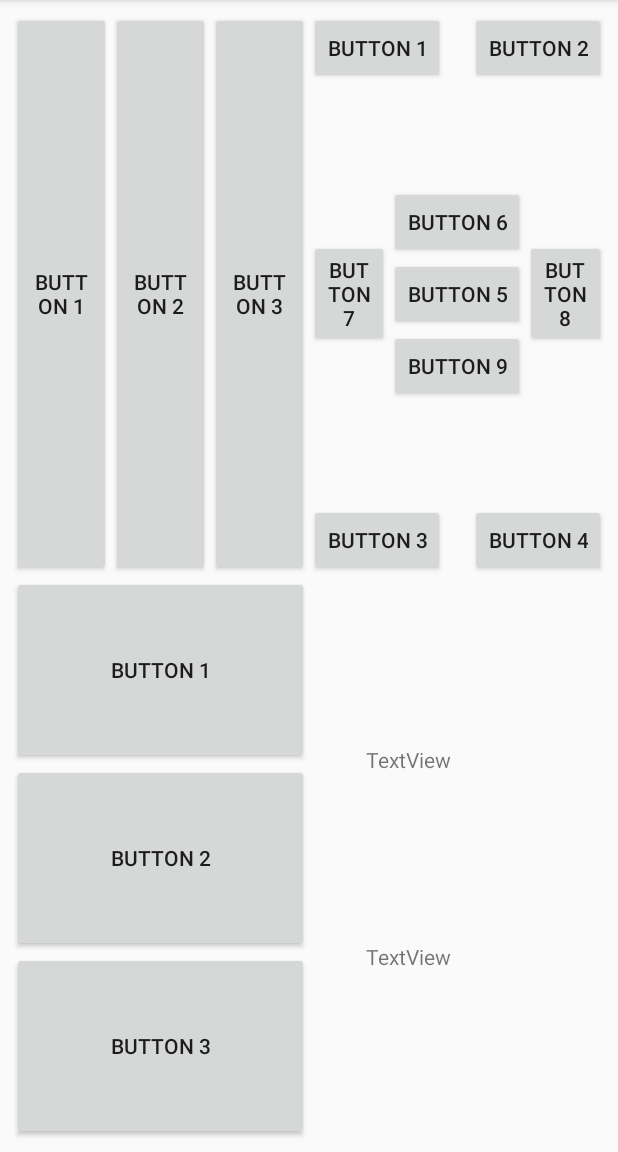
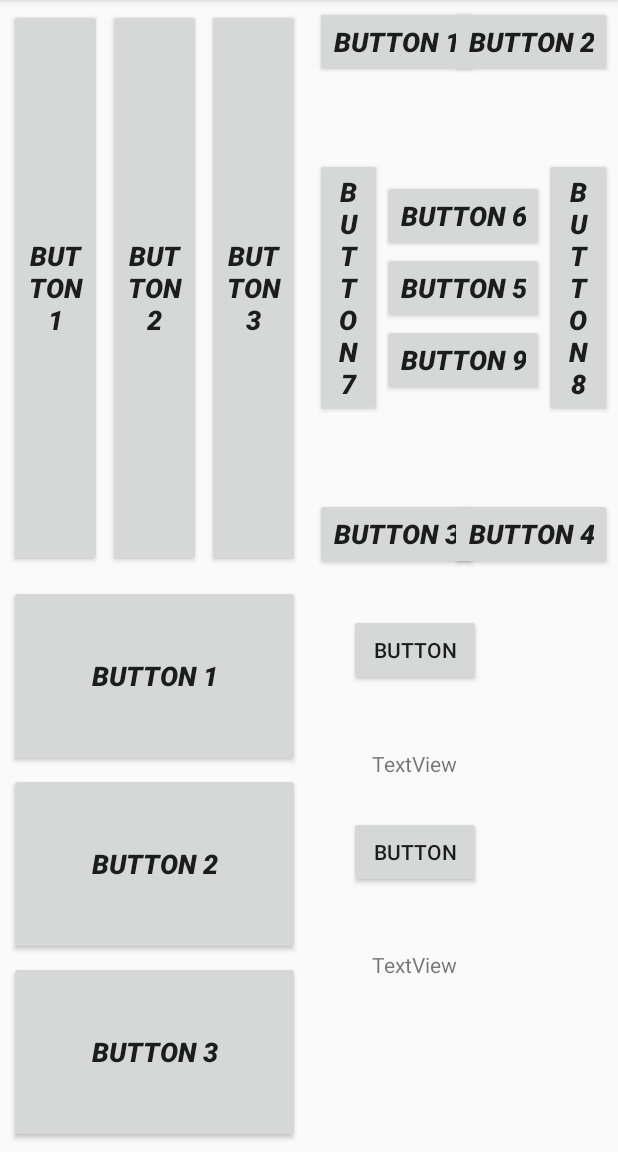
Before and after one commit to fr0zen87/SberLessons, an Android app: the screen it shows after launch (MainActivity), on a phone screen of 412 x 824 dp, the part 84-1236 px from its top. Run offline under Robolectric (Android 15) with nearby library versions, the phone set to English and light mode, and no system bars.

Commit message:
added lesson6

```diff
--- a/lesson6/src/main/java/com/example/lesson6/fragments/Fragment1.java
+++ b/lesson6/src/main/java/com/example/lesson6/fragments/Fragment1.java
@@ -49,18 +49,14 @@ public class Fragment1 extends Fragment {
         super.onResume();
         getActivity().registerReceiver(receiver1, intentFilter);
 
-        startService1();
+        Intent intent = Service1.newIntent(getContext());
+        getActivity().startService(intent);
     }
 
     @Override
     public void onPause() {
         super.onPause();
         getActivity().unregisterReceiver(receiver1);
-    }
-
-    private void startService1() {
-        Intent intent = Service1.newIntent(getContext());
-        getActivity().startService(intent);
     }
 
     private class BroadcastReceiver1 extends BroadcastReceiver {
@@ -70,15 +66,15 @@ public class Fragment1 extends Fragment {
             int colorButton = intent.getIntExtra(COLOR_BUTTON, 1);
             switch (colorButton) {
                 case 1: {
-                    button1.setBackgroundColor(color);
+                    button1.setTextColor(color);
                     break;
                 }
                 case 2: {
-                    button2.setBackgroundColor(color);
+                    button2.setTextColor(color);
                     break;
                 }
                 case 3: {
-                    button3.setBackgroundColor(color);
+                    button3.setTextColor(color);
                     break;
                 }
             }
--- a/lesson6/src/main/java/com/example/lesson6/fragments/Fragment2.java
+++ b/lesson6/src/main/java/com/example/lesson6/fragments/Fragment2.java
@@ -1,5 +1,9 @@
 package com.example.lesson6.fragments;
 
+import android.content.BroadcastReceiver;
+import android.content.Context;
+import android.content.Intent;
+import android.content.IntentFilter;
 import android.os.Bundle;
 import android.support.annotation.NonNull;
 import android.support.annotation.Nullable;
@@ -7,14 +11,114 @@ import android.support.v4.app.Fragment;
 import android.view.LayoutInflater;
 import android.view.View;
 import android.view.ViewGroup;
+import android.widget.Button;
 
 import com.example.lesson6.R;
+import com.example.lesson6.services.Service2;
 
 public class Fragment2 extends Fragment {
+
+    public static final String BROADCAST_ACTION_2 = "com.example.lesson6.fragments.BROADCAST_ACTION_2";
+    public static final String BUTTON = "button";
+    public static final String TEXT_RETURN = "text return";
+    public static final String COLOR_RETURN = "color return";
+
+    private Button button1;
+    private Button button2;
+    private Button button3;
+    private Button button4;
+    private Button button5;
+    private Button button6;
+    private Button button7;
+    private Button button8;
+    private Button button9;
+
+    private BroadcastReceiver2 receiver2;
+    private IntentFilter intentFilter;
 
     @Nullable
     @Override
     public View onCreateView(@NonNull LayoutInflater inflater, @Nullable ViewGroup container, @Nullable Bundle savedInstanceState) {
-        return inflater.inflate(R.layout.fragment2, container, false);
+        View view = inflater.inflate(R.layout.fragment2, container, false);
+
+        button1 = view.findViewById(R.id.fr2_button1);
+        button2 = view.findViewById(R.id.fr2_button2);
+        button3 = view.findViewById(R.id.fr2_button3);
+        button4 = view.findViewById(R.id.fr2_button4);
+        button5 = view.findViewById(R.id.fr2_button5);
+        button6 = view.findViewById(R.id.fr2_button6);
+        button7 = view.findViewById(R.id.fr2_button7);
+        button8 = view.findViewById(R.id.fr2_button8);
+        button9 = view.findViewById(R.id.fr2_button9);
+
+        receiver2 = new BroadcastReceiver2();
+        intentFilter = new IntentFilter(BROADCAST_ACTION_2);
+
+        return view;
+    }
+
+    @Override
+    public void onResume() {
+        super.onResume();
+        getActivity().registerReceiver(receiver2, intentFilter);
+
+        Intent intent = Service2.newIntent(getContext());
+        getActivity().startService(intent);
+    }
+
+    @Override
+    public void onPause() {
+        super.onPause();
+        getActivity().unregisterReceiver(receiver2);
+    }
+
+    private class BroadcastReceiver2 extends BroadcastReceiver {
+        @Override
+        public void onReceive(Context context, Intent intent) {
+            int button = intent.getIntExtra(BUTTON, 1);
+            int color = intent.getIntExtra(COLOR_RETURN, 1);
+            String text = intent.getStringExtra(TEXT_RETURN);
+            switch (button) {
+                case 1: {
+                }
+                case 3: {
+                }
+                case 7: {
+                    button1.setTextColor(color);
+                    button1.setText(text);
+                    button3.setTextColor(color);
+                    button3.setText(text);
+                    button7.setTextColor(color);
+                    button7.setText(text);
+                    break;
+                }
+                case 2: {
+                }
+                case 4: {
+                }
+                case 8: {
+                    button2.setTextColor(color);
+                    button2.setText(text);
+                    button4.setTextColor(color);
+                    button4.setText(text);
+                    button8.setTextColor(color);
+                    button8.setText(text);
+                    break;
+                }
+                case 5: {
+                }
+                case 6: {
+                }
+                case 9: {
+                    button5.setTextColor(color);
+                    button5.setText(text);
+                    button6.setTextColor(color);
+                    button6.setText(text);
+                    button9.setTextColor(color);
+                    button9.setText(text);
+                    break;
+                }
+            }
+        }
     }
 }
--- a/lesson6/src/main/java/com/example/lesson6/fragments/Fragment3.java
+++ b/lesson6/src/main/java/com/example/lesson6/fragments/Fragment3.java
@@ -8,13 +8,15 @@ import android.os.Bundle;
 import android.support.annotation.NonNull;
 import android.support.annotation.Nullable;
 import android.support.v4.app.Fragment;
+import android.text.Editable;
+import android.text.TextWatcher;
 import android.view.LayoutInflater;
 import android.view.View;
 import android.view.ViewGroup;
 import android.widget.Button;
 
 import com.example.lesson6.R;
-import com.example.lesson6.services.Service1;
+import com.example.lesson6.services.Service3;
 
 public class Fragment3 extends Fragment {
 
@@ -41,6 +43,8 @@ public class Fragment3 extends Fragment {
         receiver3 = new BroadcastReceiver3();
         intentFilter = new IntentFilter(BROADCAST_ACTION_3);
 
+        button2.addTextChangedListener(textWatcher);
+
         return view;
     }
 
@@ -49,18 +53,14 @@ public class Fragment3 extends Fragment {
         super.onResume();
         getActivity().registerReceiver(receiver3, intentFilter);
 
-        startService3();
+        Intent intent = Service3.newIntent(getContext());
+        getActivity().startService(intent);
     }
 
     @Override
     public void onPause() {
         super.onPause();
         getActivity().unregisterReceiver(receiver3);
-    }
-
-    private void startService3() {
-        Intent intent = Service1.newIntent(getContext());
-        getActivity().startService(intent);
     }
 
     private class BroadcastReceiver3 extends BroadcastReceiver {
@@ -84,4 +84,24 @@ public class Fragment3 extends Fragment {
             }
         }
     }
+
+    private TextWatcher textWatcher = new TextWatcher() {
+        @Override
+        public void beforeTextChanged(CharSequence charSequence, int i, int i1, int i2) {
+
+        }
+
+        @Override
+        public void onTextChanged(CharSequence charSequence, int i, int i1, int i2) {
+            Button button = getActivity().findViewById(R.id.fr2_button5);
+            if (button != null) {
+                button.setText(button2.getText());
+            }
+        }
+
+        @Override
+        public void afterTextChanged(Editable editable) {
+
+        }
+    };
 }
--- a/lesson6/src/main/java/com/example/lesson6/fragments/Fragment4.java
+++ b/lesson6/src/main/java/com/example/lesson6/fragments/Fragment4.java
@@ -1,20 +1,72 @@
 package com.example.lesson6.fragments;
 
+import android.content.BroadcastReceiver;
+import android.content.Context;
+import android.content.Intent;
+import android.content.IntentFilter;
 import android.os.Bundle;
 import android.support.annotation.NonNull;
 import android.support.annotation.Nullable;
+import android.support.constraint.ConstraintLayout;
 import android.support.v4.app.Fragment;
 import android.view.LayoutInflater;
 import android.view.View;
 import android.view.ViewGroup;
+import android.widget.Button;
 
 import com.example.lesson6.R;
+import com.example.lesson6.services.Service4;
 
 public class Fragment4 extends Fragment {
+
+    public static final String BROADCAST_ACTION_4 = "com.example.lesson6.fragments.BROADCAST_ACTION_4";
+    public static final String ANGLE = "angle";
+
+    private Button button1;
+    private Button button2;
+
+    private BroadcastReceiver4 receiver4;
+    private IntentFilter intentFilter;
 
     @Nullable
     @Override
     public View onCreateView(@NonNull LayoutInflater inflater, @Nullable ViewGroup container, @Nullable Bundle savedInstanceState) {
-        return inflater.inflate(R.layout.fragment4, container, false);
+        View view = inflater.inflate(R.layout.fragment4, container, false);
+
+        button1 = view.findViewById(R.id.fr4_button1);
+        button2 = view.findViewById(R.id.fr4_button2);
+
+        receiver4 = new BroadcastReceiver4();
+        intentFilter = new IntentFilter(BROADCAST_ACTION_4);
+
+        return view;
+    }
+
+    @Override
+    public void onResume() {
+        super.onResume();
+        getActivity().registerReceiver(receiver4, intentFilter);
+
+        Intent intent = Service4.newIntent(getContext());
+        getActivity().startService(intent);
+    }
+
+    @Override
+    public void onPause() {
+        super.onPause();
+        getActivity().unregisterReceiver(receiver4);
+    }
+
+    private class BroadcastReceiver4 extends BroadcastReceiver {
+        @Override
+        public void onReceive(Context context, Intent intent) {
+            int angle = intent.getIntExtra(ANGLE, 0);
+            ConstraintLayout.LayoutParams params1 = (ConstraintLayout.LayoutParams) button1.getLayoutParams();
+            ConstraintLayout.LayoutParams params2 = (ConstraintLayout.LayoutParams) button2.getLayoutParams();
+            params1.circleAngle = angle;
+            params2.circleAngle = angle;
+            button1.setLayoutParams(params1);
+            button2.setLayoutParams(params2);
+        }
     }
 }
--- a/lesson6/src/main/java/com/example/lesson6/services/Service1.java
+++ b/lesson6/src/main/java/com/example/lesson6/services/Service1.java
@@ -27,11 +27,11 @@ public class Service1 extends IntentService {
             for (int i = 0; i < 100; i++) {
                 color = Color.argb(255, random.nextInt(256), random.nextInt(256), random.nextInt(256));
                 colorButton = random.nextInt(3) + 1;
-                intent.putExtra(Fragment1.COLOR_RETURN, color);
-                intent.putExtra(Fragment1.COLOR_BUTTON, colorButton);
+                broadcastIntent.putExtra(Fragment1.COLOR_RETURN, color);
+                broadcastIntent.putExtra(Fragment1.COLOR_BUTTON, colorButton);
                 sendBroadcast(broadcastIntent);
                 try {
-                    TimeUnit.SECONDS.sleep(3);
+                    TimeUnit.SECONDS.sleep(1);
                 } catch (InterruptedException e) {
                     e.printStackTrace();
                 }
--- a/lesson6/src/main/java/com/example/lesson6/services/Service3.java
+++ b/lesson6/src/main/java/com/example/lesson6/services/Service3.java
@@ -26,11 +26,11 @@ public class Service3 extends IntentService {
             for (int i = 1; i <= 100; i++) {
                 text = "Iteration: " + i;
                 textButton = random.nextInt(3) + 1;
-                intent.putExtra(Fragment3.TEXT_BUTTON, textButton);
-                intent.putExtra(Fragment3.TEXT_RETURN, text);
+                broadcastIntent.putExtra(Fragment3.TEXT_BUTTON, textButton);
+                broadcastIntent.putExtra(Fragment3.TEXT_RETURN, text);
                 sendBroadcast(broadcastIntent);
                 try {
-                    TimeUnit.SECONDS.sleep(3);
+                    TimeUnit.SECONDS.sleep(1);
                 } catch (InterruptedException e) {
                     e.printStackTrace();
                 }
--- a/lesson6/src/main/res/layout/activity_main.xml
+++ b/lesson6/src/main/res/layout/activity_main.xml
@@ -4,7 +4,6 @@
     xmlns:tools="http://schemas.android.com/tools"
     android:layout_width="match_parent"
     android:layout_height="match_parent"
-    android:layout_margin="8dp"
     tools:context=".MainActivity">
 
     <fragment
--- a/lesson6/src/main/res/layout/fragment1.xml
+++ b/lesson6/src/main/res/layout/fragment1.xml
@@ -2,26 +2,40 @@
 <LinearLayout xmlns:android="http://schemas.android.com/apk/res/android"
     android:layout_width="match_parent"
     android:layout_height="match_parent"
-    android:orientation="horizontal">
+    android:orientation="horizontal"
+    android:padding="4dp">
 
     <Button
         android:id="@+id/fr1_button1"
+        style="@style/Widget.AppCompat.Button"
         android:layout_width="0dp"
         android:layout_height="match_parent"
+        android:layout_margin="2dp"
         android:layout_weight="1"
-        android:text="Button 1" />
+        android:text="@string/fr1_button_1"
+        android:textSize="18sp"
+        android:textStyle="bold|italic" />
 
     <Button
         android:id="@+id/fr1_button2"
+        style="@style/Widget.AppCompat.Button"
         android:layout_width="0dp"
         android:layout_height="match_parent"
+        android:layout_margin="2dp"
         android:layout_weight="1"
-        android:text="Button 2" />
+        android:text="@string/fr1_button_2"
+        android:textSize="18sp"
+        android:textStyle="bold|italic" />
 
     <Button
         android:id="@+id/fr1_button3"
+        style="@style/Widget.AppCompat.Button"
         android:layout_width="0dp"
         android:layout_height="match_parent"
+        android:layout_margin="2dp"
         android:layout_weight="1"
-        android:text="Button 3" />
+        android:text="@string/fr1_button_3"
+        android:textSize="18sp"
+        android:textStyle="bold|italic" />
+
 </LinearLayout>
--- a/lesson6/src/main/res/layout/fragment2.xml
+++ b/lesson6/src/main/res/layout/fragment2.xml
@@ -1,6 +1,8 @@
 <?xml version="1.0" encoding="utf-8"?>
 <RelativeLayout xmlns:android="http://schemas.android.com/apk/res/android"
-    android:layout_width="match_parent" android:layout_height="match_parent">
+    android:layout_width="match_parent"
+    android:layout_height="match_parent"
+    android:padding="4dp">
 
     <Button
         android:id="@+id/fr2_button1"
@@ -8,7 +10,9 @@
         android:layout_height="wrap_content"
         android:layout_alignParentStart="true"
         android:layout_alignParentTop="true"
-        android:text="Button 1" />
+        android:text="@string/fr2_button_1"
+        android:textSize="18sp"
+        android:textStyle="bold|italic" />
 
     <Button
         android:id="@+id/fr2_button2"
@@ -16,7 +20,9 @@
         android:layout_height="wrap_content"
         android:layout_alignParentEnd="true"
         android:layout_alignParentTop="true"
-        android:text="Button 2" />
+        android:text="@string/fr2_button_2"
+        android:textSize="18sp"
+        android:textStyle="bold|italic" />
 
     <Button
         android:id="@+id/fr2_button3"
@@ -24,7 +30,9 @@
         android:layout_height="wrap_content"
         android:layout_alignParentBottom="true"
         android:layout_alignParentStart="true"
-        android:text="Button 3" />
+        android:text="@string/fr2_button_3"
+        android:textSize="18sp"
+        android:textStyle="bold|italic" />
 
     <Button
         android:id="@+id/fr2_button4"
@@ -32,14 +40,18 @@
         android:layout_height="wrap_content"
         android:layout_alignParentBottom="true"
         android:layout_alignParentEnd="true"
-        android:text="Button 4" />
+        android:text="@string/fr2_button_4"
+        android:textSize="18sp"
+        android:textStyle="bold|italic" />
 
     <Button
         android:id="@+id/fr2_button5"
         android:layout_width="wrap_content"
         android:layout_height="wrap_content"
         android:layout_centerInParent="true"
-        android:text="Button 5" />
+        android:text="@string/fr2_button_5"
+        android:textSize="18sp"
+        android:textStyle="bold|italic" />
 
     <Button
         android:id="@+id/fr2_button6"
@@ -47,7 +59,9 @@
         android:layout_height="wrap_content"
         android:layout_above="@+id/fr2_button5"
         android:layout_centerHorizontal="true"
-        android:text="Button 6" />
+        android:text="@string/fr2_button_6"
+        android:textSize="18sp"
+        android:textStyle="bold|italic" />
 
     <Button
         android:id="@+id/fr2_button7"
@@ -55,7 +69,9 @@
         android:layout_height="wrap_content"
         android:layout_centerVertical="true"
         android:layout_toStartOf="@+id/fr2_button5"
-        android:text="Button 7" />
+        android:text="@string/fr2_button_7"
+        android:textSize="18sp"
+        android:textStyle="bold|italic" />
 
     <Button
         android:id="@+id/fr2_button8"
@@ -63,7 +79,9 @@
         android:layout_height="wrap_content"
         android:layout_centerVertical="true"
         android:layout_toEndOf="@+id/fr2_button5"
-        android:text="Button 8" />
+        android:text="@string/fr2_button_8"
+        android:textSize="18sp"
+        android:textStyle="bold|italic" />
 
     <Button
         android:id="@+id/fr2_button9"
@@ -71,5 +89,7 @@
         android:layout_height="wrap_content"
         android:layout_below="@+id/fr2_button5"
         android:layout_centerHorizontal="true"
-        android:text="Button 9" />
+        android:text="@string/fr2_button_9"
+        android:textSize="18sp"
+        android:textStyle="bold|italic" />
 </RelativeLayout>
--- a/lesson6/src/main/res/layout/fragment3.xml
+++ b/lesson6/src/main/res/layout/fragment3.xml
@@ -1,26 +1,37 @@
 <?xml version="1.0" encoding="utf-8"?>
 <LinearLayout xmlns:android="http://schemas.android.com/apk/res/android"
-    android:orientation="vertical" android:layout_width="match_parent"
-    android:layout_height="match_parent">
+    android:layout_width="match_parent"
+    android:layout_height="match_parent"
+    android:orientation="vertical"
+    android:padding="4dp">
 
     <Button
         android:id="@+id/fr3_button1"
         android:layout_width="match_parent"
         android:layout_height="0dp"
+        android:layout_margin="2dp"
         android:layout_weight="1"
-        android:text="Button 1" />
+        android:text="@string/fr3_button_1"
+        android:textSize="18sp"
+        android:textStyle="bold|italic" />
 
     <Button
         android:id="@+id/fr3_button2"
         android:layout_width="match_parent"
         android:layout_height="0dp"
+        android:layout_margin="2dp"
         android:layout_weight="1"
-        android:text="Button 2" />
+        android:text="@string/fr3_button_2"
+        android:textSize="18sp"
+        android:textStyle="bold|italic" />
 
     <Button
         android:id="@+id/fr3_button3"
         android:layout_width="match_parent"
         android:layout_height="0dp"
+        android:layout_margin="2dp"
         android:layout_weight="1"
-        android:text="Button 3" />
+        android:text="@string/fr3_button_3"
+        android:textSize="18sp"
+        android:textStyle="bold|italic" />
 </LinearLayout>
--- a/lesson6/src/main/res/layout/fragment4.xml
+++ b/lesson6/src/main/res/layout/fragment4.xml
@@ -3,7 +3,8 @@
     xmlns:app="http://schemas.android.com/apk/res-auto"
     xmlns:tools="http://schemas.android.com/tools"
     android:layout_width="match_parent"
-    android:layout_height="match_parent">
+    android:layout_height="match_parent"
+    android:padding="4dp">
 
     <android.support.constraint.Guideline
         android:id="@+id/guideline"
@@ -13,23 +14,50 @@
         app:layout_constraintGuide_percent="0.15" />
 
     <TextView
-        android:id="@+id/textView"
+        android:id="@+id/fr4_textView1"
         android:layout_width="wrap_content"
         android:layout_height="wrap_content"
         android:layout_marginStart="8dp"
-        android:text="TextView"
-        app:layout_constraintBottom_toTopOf="@+id/textView2"
+        android:text="@string/text_view"
+        app:layout_constraintBottom_toTopOf="@+id/fr4_textView2"
         app:layout_constraintStart_toStartOf="@+id/guideline"
         app:layout_constraintTop_toTopOf="parent" />
 
     <TextView
-        android:id="@+id/textView2"
+        android:id="@+id/fr4_textView2"
         android:layout_width="wrap_content"
         android:layout_height="wrap_content"
         android:layout_marginStart="8dp"
-        android:text="TextView"
+        android:layout_marginTop="4dp"
+        android:text="@string/text_view"
         app:layout_constraintBottom_toBottomOf="parent"
         app:layout_constraintStart_toStartOf="@+id/guideline"
-        app:layout_constraintTop_toBottomOf="@+id/textView" />
+        app:layout_constraintTop_toBottomOf="@+id/fr4_textView1" />
+
+    <Button
+        android:id="@+id/fr4_button1"
+        android:layout_width="wrap_content"
+        android:layout_height="wrap_content"
+        android:layout_marginStart="8dp"
+        android:layout_marginTop="8dp"
+        android:text="Button"
+        app:layout_constraintCircle="@id/fr4_textView1"
+        app:layout_constraintCircleAngle="0"
+        app:layout_constraintCircleRadius="75dp"
+        app:layout_constraintStart_toStartOf="parent"
+        app:layout_constraintTop_toTopOf="parent" />
+
+    <Button
+        android:id="@+id/fr4_button2"
+        android:layout_width="wrap_content"
+        android:layout_height="wrap_content"
+        android:layout_marginStart="8dp"
+        android:layout_marginTop="8dp"
+        android:text="Button"
+        app:layout_constraintCircle="@id/fr4_textView2"
+        app:layout_constraintCircleAngle="0"
+        app:layout_constraintCircleRadius="75dp"
+        app:layout_constraintStart_toStartOf="parent"
+        app:layout_constraintTop_toTopOf="parent" />
 
 </android.support.constraint.ConstraintLayout>
--- a/lesson6/src/main/res/values/strings.xml
+++ b/lesson6/src/main/res/values/strings.xml
@@ -1,3 +1,23 @@
 <resources>
     <string name="app_name">Lesson 6</string>
+
+    <string name="text_view">TextView</string>
+
+    <string name="fr1_button_1">Button 1</string>
+    <string name="fr1_button_2">Button 2</string>
+    <string name="fr1_button_3">Button 3</string>
+
+    <string name="fr2_button_1">Button 1</string>
+    <string name="fr2_button_2">Button 2</string>
+    <string name="fr2_button_3">Button 3</string>
+    <string name="fr2_button_4">Button 4</string>
+    <string name="fr2_button_5">Button 5</string>
+    <string name="fr2_button_6">Button 6</string>
+    <string name="fr2_button_7">Button 7</string>
+    <string name="fr2_button_8">Button 8</string>
+    <string name="fr2_button_9">Button 9</string>
+
+    <string name="fr3_button_1">Button 1</string>
+    <string name="fr3_button_2">Button 2</string>
+    <string name="fr3_button_3">Button 3</string>
 </resources>
```
Also changed, not shown: lesson6/src/main/java/com/example/lesson6/services/Service2.java (+31 -0 lines), lesson6/src/main/java/com/example/lesson6/services/Service4.java (+25 -0 lines).
